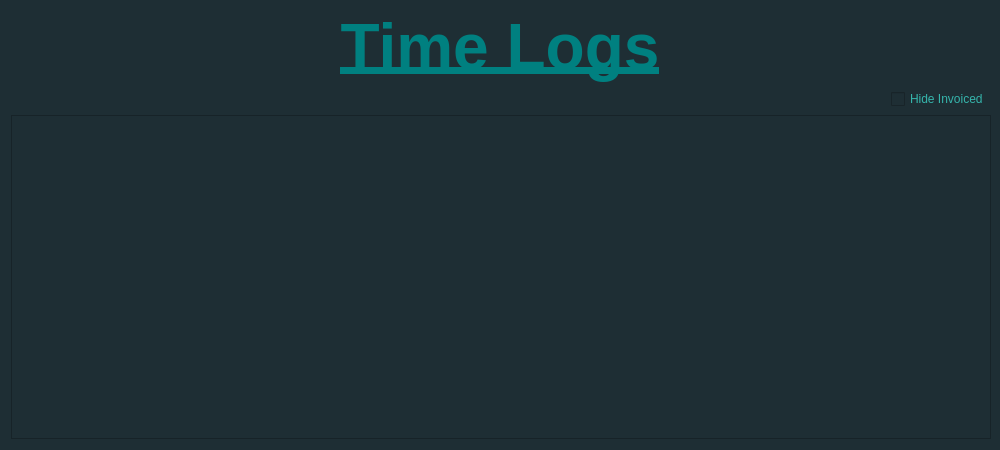
Above: src/ui/ViewTimeEntries.ui from CanMatthewCode/ArchitectsLog before the change. Below: the same form after it.
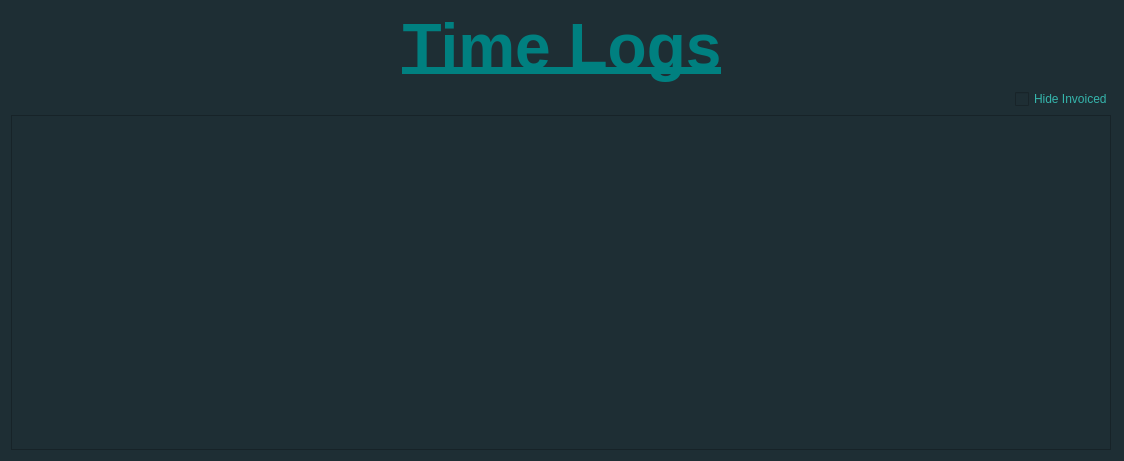
That is the form after the change.

Commit message: update ViewArchitects, ViewProjects, and ViewTimeEntries .ui/.py files with minor style changes

```diff
--- a/src/ui/ViewTimeEntries.ui
+++ b/src/ui/ViewTimeEntries.ui
@@ -6,10 +6,16 @@
    <rect>
     <x>0</x>
     <y>0</y>
-    <width>1000</width>
-    <height>450</height>
+    <width>1124</width>
+    <height>461</height>
    </rect>
   </property>
+  <property name="sizePolicy">
+   <sizepolicy hsizetype="Fixed" vsizetype="Fixed">
+    <horstretch>0</horstretch>
+    <verstretch>0</verstretch>
+   </sizepolicy>
+  </property>
   <property name="minimumSize">
    <size>
     <width>1000</width>
@@ -67,9 +73,15 @@
    </item>
    <item>
     <widget class="QTableView" name="timeEntriesTableView">
+     <property name="sizePolicy">
+      <sizepolicy hsizetype="Fixed" vsizetype="Expanding">
+       <horstretch>0</horstretch>
+       <verstretch>0</verstretch>
+      </sizepolicy>
+     </property>
      <property name="minimumSize">
       <size>
-       <width>980</width>
+       <width>1100</width>
        <height>0</height>
       </size>
      </property>
```
The commit also changes 5 other files.
